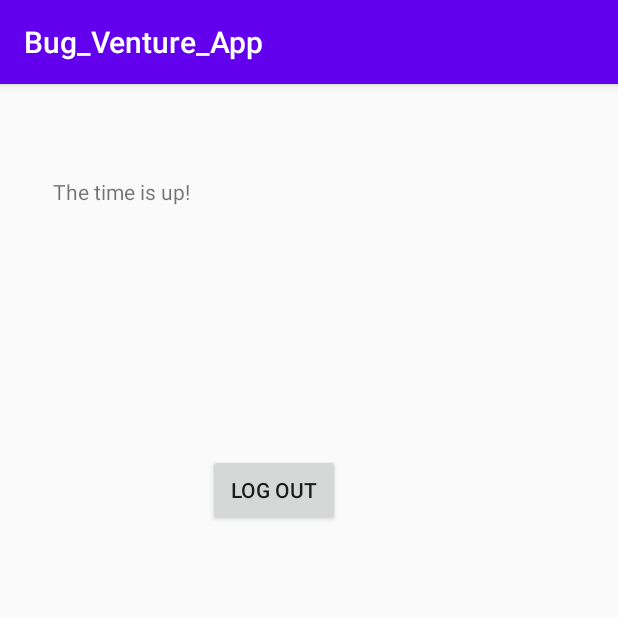
After one commit to MFC-VIT/Bug-Venture-Quiz-App, an Android app: the Time_up screen opened directly, with no data from a screen before it, on a phone screen of 412 x 824 dp, the top half of it. The commit adds this screen. Run offline under Robolectric (Android 15) with nearby library versions, the phone set to English and light mode, and no system bars; our stand-ins replace Firebase (no records; nobody signed in at launch, a user with empty details on screens opened directly).

Commit message:
new activity

```diff
--- a/Bug_Venture_App/app/build.gradle
+++ b/Bug_Venture_App/app/build.gradle
@@ -31,7 +31,7 @@ dependencies {
     testImplementation 'junit:junit:4.12'
     androidTestImplementation 'androidx.test.ext:junit:1.1.1'
     androidTestImplementation 'androidx.test.espresso:espresso-core:3.2.0'
-	implementation 'com.google.firebase:firebase-analytics:17.5.0'
+    implementation 'com.google.firebase:firebase-analytics:17.5.0'
     implementation 'com.google.firebase:firebase-auth:19.3.2'
 }
 
--- a/Bug_Venture_App/app/src/main/AndroidManifest.xml
+++ b/Bug_Venture_App/app/src/main/AndroidManifest.xml
@@ -9,7 +9,8 @@
         android:roundIcon="@mipmap/ic_launcher_round"
         android:supportsRtl="true"
         android:theme="@style/AppTheme">
-	<activity android:name=".Debug_question"></activity>
+        <activity android:name=".Time_up"></activity>
+        <activity android:name=".Debug_question" />
         <activity android:name=".Situation_Ques" />
         <activity android:name=".Main4Activity" />
         <activity android:name=".Main3Activity" />
--- a/Bug_Venture_App/app/src/main/java/com/example/bug_venture_app/Main4Activity.java
+++ b/Bug_Venture_App/app/src/main/java/com/example/bug_venture_app/Main4Activity.java
@@ -35,7 +35,7 @@ public class Main4Activity extends AppCompatActivity {
         play.setOnClickListener(new View.OnClickListener() {
             @Override
             public void onClick(View v) {
-                Intent intent = new Intent(Main4Activity.this, Situation_Ques.class);
+                Intent intent = new Intent(Main4Activity.this, Debug_question.class);
                 startActivity(intent);
             }
         });
--- a/Bug_Venture_App/app/src/main/java/com/example/bug_venture_app/MainActivity.java
+++ b/Bug_Venture_App/app/src/main/java/com/example/bug_venture_app/MainActivity.java
@@ -27,7 +27,7 @@ public class MainActivity extends AppCompatActivity {
     }
 
     public void go_to_activity2() {
-        Intent intent = new Intent(this, Main2Activity.class);
+        Intent intent = new Intent(this, Main3Activity.class);
         startActivity(intent);
     }
 }
--- /dev/null
+++ b/Bug_Venture_App/app/src/main/java/com/example/bug_venture_app/Time_up.java
@@ -0,0 +1,32 @@
+package com.example.bug_venture_app;
+
+import androidx.appcompat.app.AppCompatActivity;
+
+import android.content.Intent;
+import android.os.Bundle;
+import android.view.View;
+import android.widget.Button;
+
+import com.google.firebase.auth.FirebaseAuth;
+
+public class Time_up extends AppCompatActivity {
+
+    Button logout;
+
+    @Override
+    protected void onCreate(Bundle savedInstanceState) {
+        super.onCreate(savedInstanceState);
+        setContentView(R.layout.activity_time_up);
+
+        logout = (Button) findViewById(R.id.button7);
+
+        logout.setOnClickListener(new View.OnClickListener() {
+            @Override
+            public void onClick(View v) {
+                FirebaseAuth.getInstance().signOut();
+                Intent intent = new Intent(Time_up.this, Main3Activity.class);
+                startActivity(intent);
+            }
+        });
+    }
+}
--- /dev/null
+++ b/Bug_Venture_App/app/src/main/res/layout/activity_time_up.xml
@@ -0,0 +1,28 @@
+<?xml version="1.0" encoding="utf-8"?>
+<androidx.constraintlayout.widget.ConstraintLayout xmlns:android="http://schemas.android.com/apk/res/android"
+    xmlns:app="http://schemas.android.com/apk/res-auto"
+    xmlns:tools="http://schemas.android.com/tools"
+    android:layout_width="match_parent"
+    android:layout_height="match_parent"
+    tools:context=".Time_up">
+
+    <TextView
+        android:id="@+id/textView8"
+        android:layout_width="303dp"
+        android:layout_height="75dp"
+        android:layout_marginTop="62dp"
+        android:layout_marginEnd="73dp"
+        android:text="@string/time_up"
+        app:layout_constraintEnd_toEndOf="parent"
+        app:layout_constraintTop_toTopOf="parent" />
+
+    <Button
+        android:id="@+id/button7"
+        android:layout_width="wrap_content"
+        android:layout_height="wrap_content"
+        android:layout_marginTop="109dp"
+        android:layout_marginEnd="185dp"
+        android:text="@string/logout"
+        app:layout_constraintEnd_toEndOf="parent"
+        app:layout_constraintTop_toBottomOf="@+id/textView8" />
+</androidx.constraintlayout.widget.ConstraintLayout>
```
Also changed, not shown: Bug_Venture_App/app/src/main/java/com/example/bug_venture_app/Debug_question.java (+34 -4 lines), Bug_Venture_App/app/src/main/java/com/example/bug_venture_app/Situation_Ques.java (+0 -9 lines), Bug_Venture_App/app/src/main/res/layout/activity_debug_question.xml (+6 -7 lines), Bug_Venture_App/app/src/main/res/layout/activity_situation__ques.xml (+1 -14 lines), Bug_Venture_App/app/src/main/res/values/strings.xml (+6 -3 lines), 165 other files.
